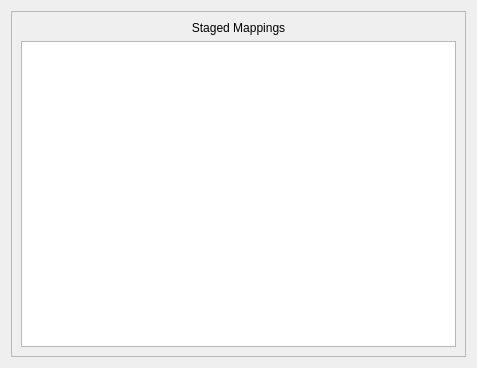
This is mapping-window.ui in ctslac/lcls-user-motor-gui as Qt 5 draws it before an edit. The edited form follows.
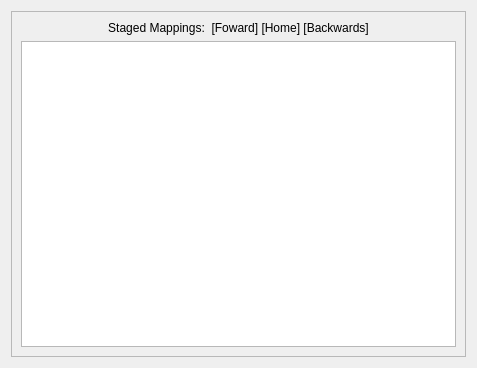
This is the edited form.

Diff of the .ui file:
```diff
--- a/mapping-window.ui
+++ b/mapping-window.ui
@@ -34,7 +34,7 @@
          <item>
           <widget class="QLabel" name="label">
            <property name="text">
-            <string>Staged Mappings</string>
+            <string>Staged Mappings:  [Foward] [Home] [Backwards]</string>
            </property>
            <property name="alignment">
             <set>Qt::AlignCenter</set>
```
